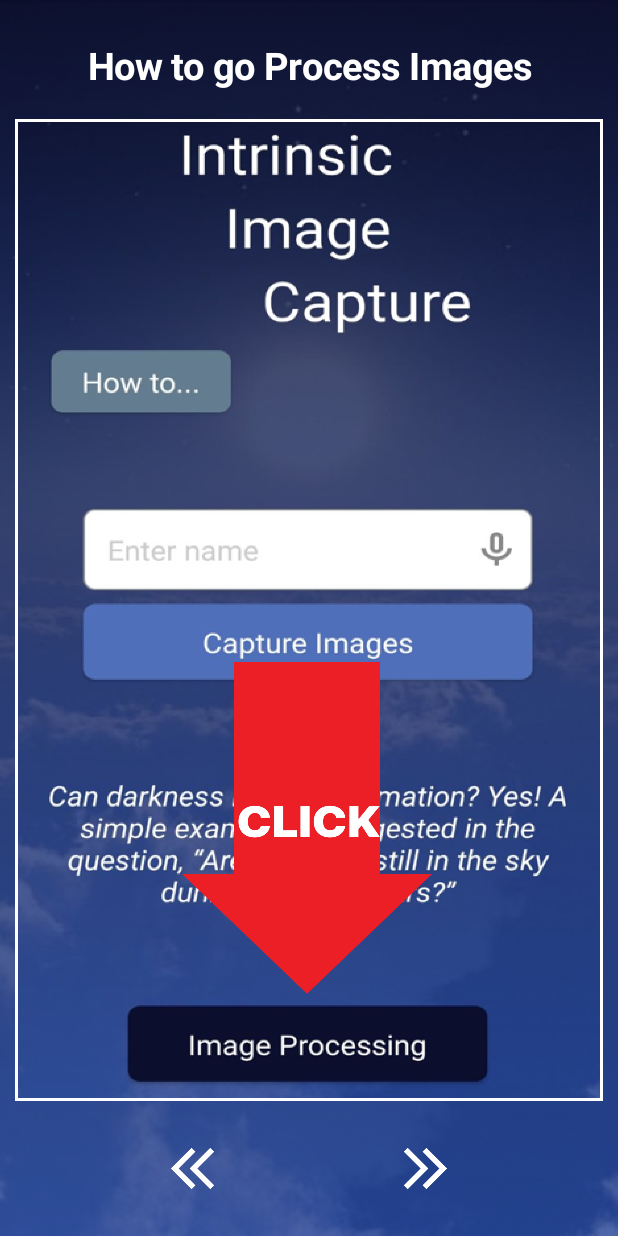
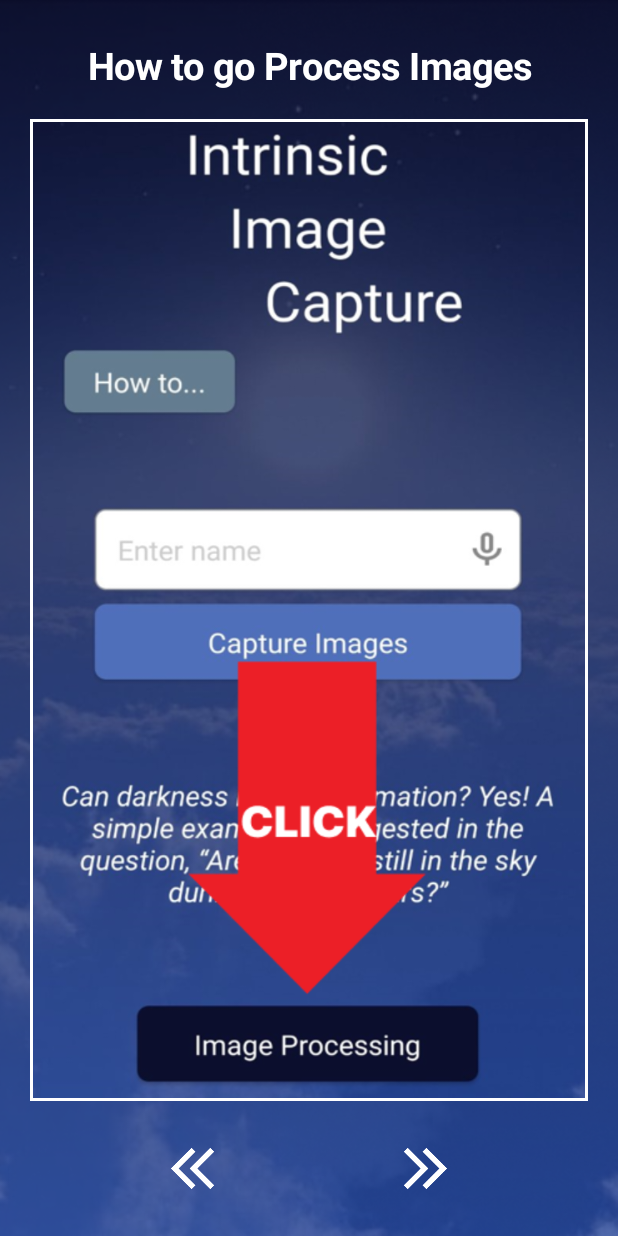
Before and after one commit to NikolaGocic/IntrinsicImageCapture, an Android app built with Jetpack Compose: the ProcessingGallery screen opened directly, with no data from a screen before it, on a phone screen of 412 x 824 dp. Run offline under Robolectric (Android 15) with nearby library versions, the phone set to English and light mode, and no system bars.

Commit message:
Changed Gallery Image size

```diff
--- a/app/src/main/java/com/studiog/intrinsicimagecapture/ui/ProcessingGallery.kt
+++ b/app/src/main/java/com/studiog/intrinsicimagecapture/ui/ProcessingGallery.kt
@@ -48,7 +48,7 @@ fun ProcessingGallery(processingGallery: ProcessingGallery){
         )
 
         Image(
-            modifier= Modifier.fillMaxWidth().padding(start=10.dp,end=10.dp).weight(1f).border(2.dp,Color.White),
+            modifier= Modifier.fillMaxWidth().padding(start=20.dp,end=20.dp).weight(1f).border(2.dp,Color.White),
             contentScale = ContentScale.FillBounds,
             painter = painterResource(id = processingGallery.resources.getIdentifier("gallery_${picture.value}" , "drawable", processingGallery.getPackageName())) ,
             contentDescription =""
```
Also changed, not shown: app/src/main/res/drawable/gallery_1.png, app/src/main/res/drawable/gallery_2.png, app/src/main/res/drawable/gallery_4.png, app/src/main/res/drawable/gallery_5.png, app/src/main/res/drawable/gallery_6.png.
